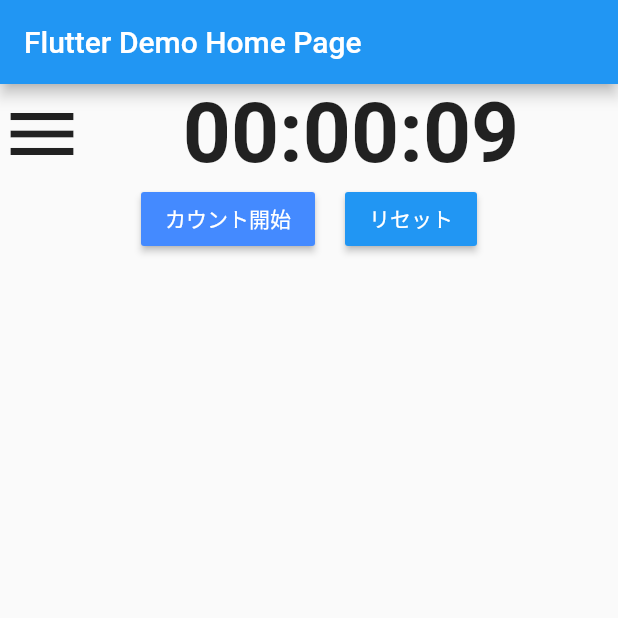
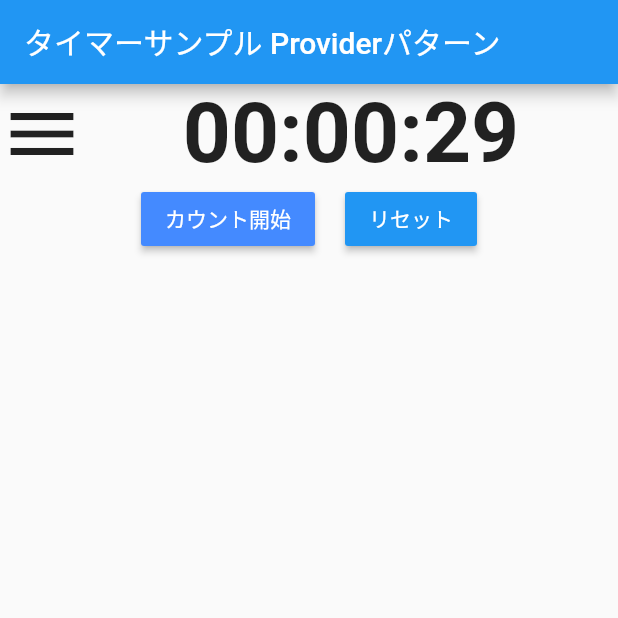
Before and after one commit to nargok/flutter_counddonw_alert_sample, a Flutter app: the screen it shows after launch, after a tap on "カウント開始", after a tap on "リセット", on a phone screen of 412 x 824 dp, the top half of it. Run offline on Flutter 3.47's test engine with Material 2 defaults, Android fonts, the phone set to English and light mode, and no system bars.

Commit message:
Providerによるカウントダウンパーツ

```diff
--- a/lib/main.dart
+++ b/lib/main.dart
@@ -1,6 +1,9 @@
 import 'dart:async';
 
+import 'package:coundowntimersample/models/timer.dart';
+import 'package:coundowntimersample/ui/timer_with_provider.dart';
 import 'package:flutter/material.dart';
+import 'package:provider/provider.dart';
 
 void main() {
   runApp(MyApp());
@@ -10,13 +13,21 @@ class MyApp extends StatelessWidget {
   // This widget is the root of your application.
   @override
   Widget build(BuildContext context) {
-    return MaterialApp(
-      title: 'Flutter Demo',
-      theme: ThemeData(
-        primarySwatch: Colors.blue,
-        visualDensity: VisualDensity.adaptivePlatformDensity,
+    return MultiProvider(
+      providers: [
+        ChangeNotifierProvider<TimerModel>(
+          create: (_) => TimerModel(),
+        ),
+      ],
+      child: MaterialApp(
+        title: 'Flutter Demo',
+        theme: ThemeData(
+          primarySwatch: Colors.blue,
+          visualDensity: VisualDensity.adaptivePlatformDensity,
+        ),
+        home: TimerWithProvider(), // Providerを使ったケース
+//      home: MyHomePage(title: 'Flutter Demo Home Page'), // Stateful Widgetを使ったケース
       ),
-      home: MyHomePage(title: 'Flutter Demo Home Page'),
     );
   }
 }
--- a/lib/models/timer.dart
+++ b/lib/models/timer.dart
@@ -1,4 +1,4 @@
-import 'package:flutter/material.dart';
+import 'package:flutter/foundation.dart';
 import 'dart:async';
 
 class TimerModel with ChangeNotifier {
@@ -10,12 +10,19 @@ class TimerModel with ChangeNotifier {
 
   get seconds => _seconds;
 
+  void _countDown() {
+    _seconds--;
+    notifyListeners();
+  }
+
   void handlerTimer() {
+    print('handleTimer started!');
     _isCounting = !_isCounting;
 
     if (_isCounting) {
       _timer = Timer.periodic(Duration(seconds: 1), (timer) {
-        _seconds--;
+        _countDown();
+        print(_seconds);
 
         if (_seconds <= 0) {
           // todo 0秒になったときの挙動はUIに持たせる
@@ -28,4 +35,10 @@ class TimerModel with ChangeNotifier {
 
     notifyListeners();
   }
+
+  void timerReset() {
+    _seconds = _defaultSeconds;
+    _isCounting = false;
+    notifyListeners();
+  }
 }
--- /dev/null
+++ b/lib/ui/timer_with_provider.dart
@@ -0,0 +1,89 @@
+import 'package:flutter/material.dart';
+import 'package:coundowntimersample/models/timer.dart';
+import 'package:provider/provider.dart';
+
+class TimerWithProvider extends StatelessWidget {
+
+  String _printDuration(Duration duration) {
+    String twoDigits(int n) {
+      if (n >= 10) return "$n";
+      return "0$n";
+    }
+
+    String twoDigitMinutes = twoDigits(duration.inMinutes.remainder(60));
+    String twoDigitSeconds = twoDigits(duration.inSeconds.remainder(60));
+    return "${twoDigits(duration.inHours)}:$twoDigitMinutes:$twoDigitSeconds";
+  }
+
+  @override
+  Widget build(BuildContext context) {
+    final _timerModel = Provider.of<TimerModel>(context, listen: false);
+
+    return Scaffold(
+      appBar: AppBar(
+        title: Text('タイマーサンプル Providerパターン'),
+      ),
+      body: Center(
+        child: Column(
+          children: <Widget>[
+            Row(
+              children: <Widget>[
+                // todo 調整しないと位置がずれる問題あり
+//                IconButton(
+//                  icon: Icon(Icons.menu, size: 56.0,),
+//                  onPressed: () {
+//                    debugPrint('menu tapped');
+//                  },
+//                ),
+                Icon(
+                  Icons.menu,
+                  size: 56.0,
+                ),
+                Expanded(child: Center(child:
+                    Consumer<TimerModel>(builder: (context, timerModel, child) {
+                      final String _remainingTime = _printDuration(Duration(seconds: timerModel.seconds));
+                      debugPrint(_remainingTime);
+                  return Text(
+                    _remainingTime,
+                    style: const TextStyle(
+                        fontSize: 56.0, fontWeight: FontWeight.bold),
+                  );
+                }))),
+              ],
+            ),
+            Row(
+              mainAxisAlignment: MainAxisAlignment.center,
+              children: <Widget>[
+                RaisedButton(
+                  child: Text(
+                    'カウント開始',
+                    style: TextStyle(color: Colors.white),
+                  ),
+                  color: Colors.blueAccent,
+                  onPressed: () {
+                    debugPrint('カウント開始');
+                    _timerModel.handlerTimer();
+                  },
+                ),
+                SizedBox(
+                  width: 20.0,
+                ),
+                RaisedButton(
+                  child: Text(
+                    'リセット',
+                    style: TextStyle(color: Colors.white),
+                  ),
+                  color: Colors.blue,
+                  onPressed: () {
+                    debugPrint('リセット');
+                    _timerModel.timerReset();
+                  },
+                )
+              ],
+            ),
+          ],
+        ),
+      ),
+    );
+  }
+}
```
